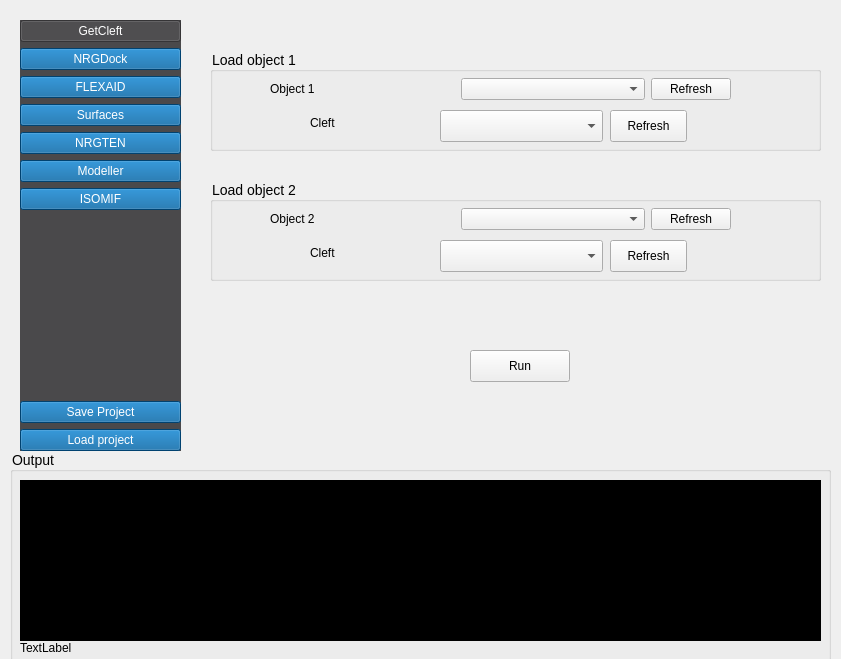
Qt form nrgdock_widget.ui (ThomasDesc/NRG_plugin) before a commit.
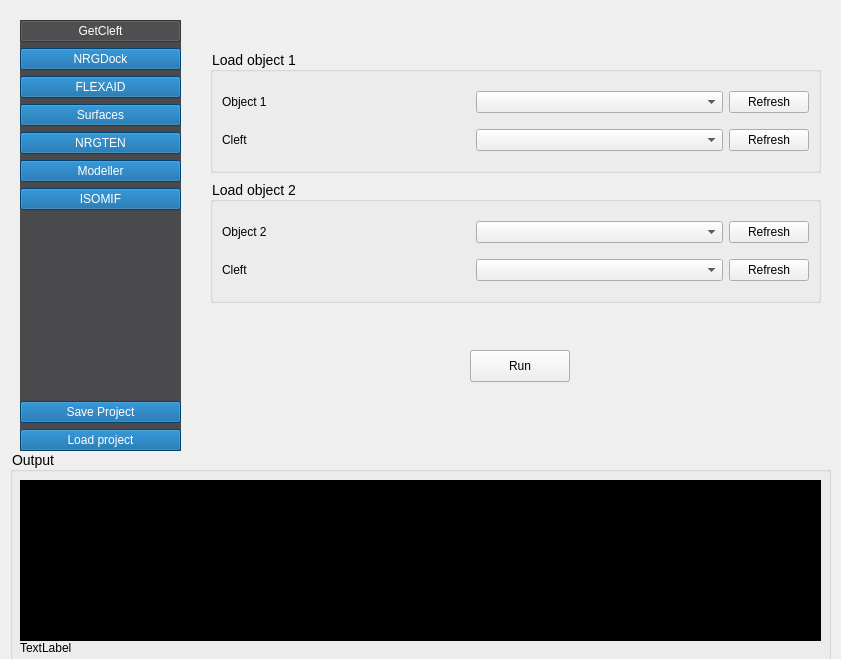
The same form after that commit. The open tabs and pages were chosen to show the change.

Commit message: show nrgdock results in a table

The edit to the form file:
```diff
--- a/nrgdock_widget.ui
+++ b/nrgdock_widget.ui
@@ -2943,21 +2943,14 @@
        <x>30</x>
        <y>30</y>
        <width>611</width>
-       <height>101</height>
+       <height>123</height>
       </rect>
      </property>
      <property name="title">
       <string>Load object 1</string>
      </property>
-     <widget class="QWidget" name="layoutWidget_11">
-      <property name="geometry">
-       <rect>
-        <x>60</x>
-        <y>20</y>
-        <width>461</width>
-        <height>38</height>
-       </rect>
-      </property>
+     <layout class="QGridLayout" name="gridLayout_13">
+      <item row="0" column="0" colspan="3">
       <layout class="QHBoxLayout" name="horizontalLayout_22">
        <item>
         <widget class="QLabel" name="label_55">
@@ -2990,29 +2983,16 @@
         </widget>
        </item>
       </layout>
-     </widget>
+      </item>
+      <item row="1" column="0">
      <widget class="QLabel" name="label_63">
-      <property name="geometry">
-       <rect>
-        <x>100</x>
-        <y>60</y>
-        <width>120</width>
-        <height>26</height>
-       </rect>
-      </property>
       <property name="text">
        <string>&lt;html&gt;&lt;head/&gt;&lt;body&gt;&lt;p&gt;Cleft&lt;/p&gt;&lt;/body&gt;&lt;/html&gt;</string>
       </property>
      </widget>
+      </item>
+      <item row="1" column="1">
      <widget class="QComboBox" name="ISOMIF_select_cleft">
-      <property name="geometry">
-       <rect>
-        <x>230</x>
-        <y>60</y>
-        <width>163</width>
-        <height>32</height>
-       </rect>
-      </property>
       <property name="sizePolicy">
        <sizepolicy hsizetype="Minimum" vsizetype="Fixed">
         <horstretch>0</horstretch>
@@ -3020,15 +3000,9 @@
        </sizepolicy>
       </property>
      </widget>
+      </item>
+      <item row="1" column="2">
      <widget class="QPushButton" name="ISOMIF_select_cleft_2">
-      <property name="geometry">
-       <rect>
-        <x>400</x>
-        <y>60</y>
-        <width>77</width>
-        <height>32</height>
-       </rect>
-      </property>
       <property name="sizePolicy">
        <sizepolicy hsizetype="Maximum" vsizetype="Fixed">
         <horstretch>0</horstretch>
@@ -3039,6 +3013,8 @@
        <string>Refresh</string>
       </property>
      </widget>
+      </item>
+     </layout>
     </widget>
     <widget class="QGroupBox" name="groupBox_28">
      <property name="geometry">
@@ -3046,21 +3022,14 @@
        <x>30</x>
        <y>160</y>
        <width>611</width>
-       <height>101</height>
+       <height>123</height>
       </rect>
      </property>
      <property name="title">
       <string>Load object 2</string>
      </property>
-     <widget class="QWidget" name="layoutWidget_13">
-      <property name="geometry">
-       <rect>
-        <x>60</x>
-        <y>20</y>
-        <width>461</width>
-        <height>38</height>
-       </rect>
-      </property>
+     <layout class="QGridLayout" name="gridLayout_16">
+      <item row="0" column="0" colspan="3">
       <layout class="QHBoxLayout" name="horizontalLayout_24">
        <item>
         <widget class="QLabel" name="label_66">
@@ -3093,29 +3062,16 @@
         </widget>
        </item>
       </layout>
-     </widget>
+      </item>
+      <item row="1" column="0">
      <widget class="QLabel" name="label_67">
-      <property name="geometry">
-       <rect>
-        <x>100</x>
-        <y>60</y>
-        <width>120</width>
-        <height>26</height>
-       </rect>
-      </property>
       <property name="text">
        <string>&lt;html&gt;&lt;head/&gt;&lt;body&gt;&lt;p&gt;Cleft&lt;/p&gt;&lt;/body&gt;&lt;/html&gt;</string>
       </property>
      </widget>
+      </item>
+      <item row="1" column="1">
      <widget class="QComboBox" name="Modeller_select_target_7">
-      <property name="geometry">
-       <rect>
-        <x>230</x>
-        <y>60</y>
-        <width>163</width>
-        <height>32</height>
-       </rect>
-      </property>
       <property name="sizePolicy">
        <sizepolicy hsizetype="Minimum" vsizetype="Fixed">
         <horstretch>0</horstretch>
@@ -3123,15 +3079,9 @@
        </sizepolicy>
       </property>
      </widget>
+      </item>
+      <item row="1" column="2">
      <widget class="QPushButton" name="Modeller_target_refresh_7">
-      <property name="geometry">
-       <rect>
-        <x>400</x>
-        <y>60</y>
-        <width>77</width>
-        <height>32</height>
-       </rect>
-      </property>
       <property name="sizePolicy">
        <sizepolicy hsizetype="Maximum" vsizetype="Fixed">
         <horstretch>0</horstretch>
@@ -3142,6 +3092,8 @@
        <string>Refresh</string>
       </property>
      </widget>
+      </item>
+     </layout>
     </widget>
     <widget class="QPushButton" name="Modeller_pushButton_2">
      <property name="geometry">
```
Left out of the diff: 12 changed lines with no effect on the pictures. Lines whose indentation alone changed are shown as unchanged. The commit also changes 7 other files.
